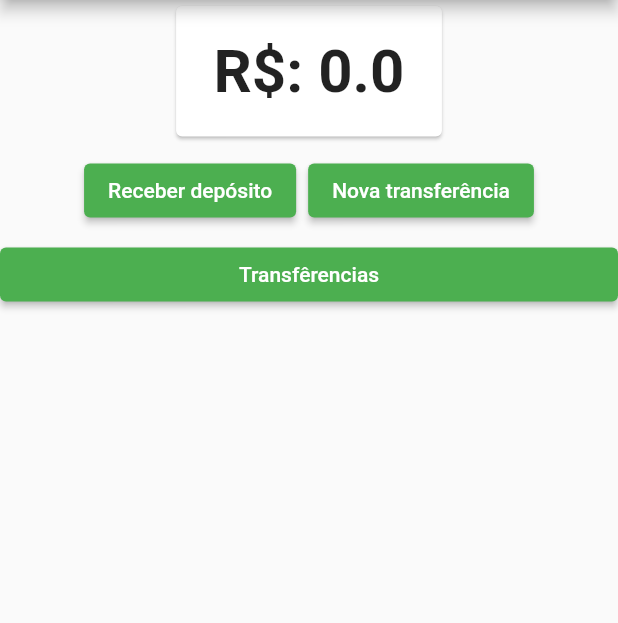
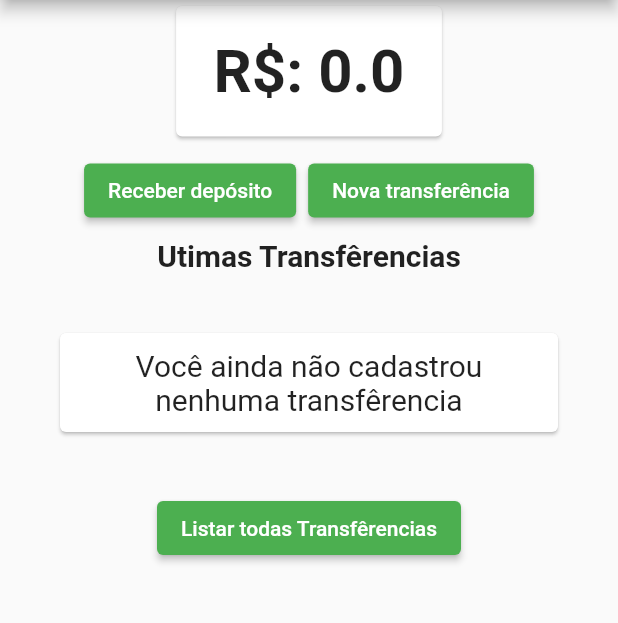
Before and after one commit to WesleyLeoncio/Curso-de-Flutter, a Flutter app: the screen it shows after launch, on a phone screen of 412 x 824 dp, the part 84-707 px from its top. Run offline on Flutter 3.47's test engine with Material 2 defaults, Android fonts, the phone set to English and light mode, and no system bars; our stand-ins replace convex_bottom_bar, firebase_core, firebase_crashlytics, flutter_slidable, fluttertoast, sqflite; missing offline and left inert: http_interceptor, validatorless; accounts and stored records are empty.

```diff
--- a/Link dos codigos originais.txt
+++ b/Link dos codigos originais.txt
@@ -2,3 +2,6 @@
 https://github.com/alura-cursos/flutter-webapi
 // Api http parte 2
 https://github.com/alura-cursos/flutter-webapi-2/tree/aula-5
+
+// Gerenciamento de estado com provider
+https://github.com/alura-cursos/flutter-gerenciamento-de-estado/tree/aula-5
--- a/bytebank_gerenciando_estados/lib/screens/dashboard/dashboard.dart
+++ b/bytebank_gerenciando_estados/lib/screens/dashboard/dashboard.dart
@@ -2,6 +2,7 @@ import 'package:bytebank_gerenciando_estados/screens/dashboard/saldo_card.dart';
 import 'package:bytebank_gerenciando_estados/screens/deposito/formulario_deposito.dart';
 import 'package:bytebank_gerenciando_estados/screens/transferencia/formulario_transferencia.dart';
 import 'package:bytebank_gerenciando_estados/screens/transferencia/lista_transferencia.dart';
+import 'package:bytebank_gerenciando_estados/screens/transferencia/ultimas_transferencias.dart';
 import 'package:flutter/material.dart';
 
 
@@ -43,15 +44,7 @@ class Dashboard extends StatelessWidget {
                     })
               ],
             ),
-            ElevatedButton(
-                child: const Text('Transfêrencias'),
-                style: ElevatedButton.styleFrom(primary: Colors.green),
-                onPressed: () {
-                  Navigator.push(context,
-                      MaterialPageRoute(builder: (context) {
-                        return ListaTransferencia();
-                      }));
-                })
+            UltimasTransferencias()
           ],
         ));
   }
--- a/bytebank_gerenciando_estados/lib/screens/transferencia/formulario_transferencia.dart
+++ b/bytebank_gerenciando_estados/lib/screens/transferencia/formulario_transferencia.dart
@@ -4,6 +4,9 @@ import 'package:bytebank_gerenciando_estados/models/transferencia.dart';
 import 'package:bytebank_gerenciando_estados/models/transferencias.dart';
 import 'package:flutter/material.dart';
 import 'package:provider/provider.dart';
+
+const _titulo = 'Criando Transferência';
+const _botaoConfirmar = 'Confirmar';
 
 class FormularioTransferencia extends StatelessWidget {
   final TextEditingController _controllerNumeroConta = TextEditingController();
@@ -15,7 +18,7 @@ class FormularioTransferencia extends StatelessWidget {
   Widget build(BuildContext context) {
     return Scaffold(
       appBar: AppBar(
-        title: const Text('Criando Transferência'),
+        title: const Text(_titulo),
       ),
       body: SingleChildScrollView(
         child: Column(
@@ -32,7 +35,7 @@ class FormularioTransferencia extends StatelessWidget {
                 icone: Icons.monetization_on),
             ElevatedButton(
                 onPressed: () => _criarTransferencia(context),
-                child: const Text('Confirmar')),
+                child: const Text(_botaoConfirmar)),
           ],
         ),
       ),
--- a/bytebank_gerenciando_estados/lib/screens/transferencia/lista_transferencia.dart
+++ b/bytebank_gerenciando_estados/lib/screens/transferencia/lista_transferencia.dart
@@ -1,4 +1,3 @@
-import 'package:bytebank_gerenciando_estados/models/transferencia.dart';
 import 'package:bytebank_gerenciando_estados/models/transferencias.dart';
 import 'package:flutter/material.dart';
 import 'package:provider/provider.dart';
--- /dev/null
+++ b/bytebank_gerenciando_estados/lib/screens/transferencia/sem_transferencias_card.dart
@@ -0,0 +1,20 @@
+import 'package:flutter/material.dart';
+
+class SemTransferenciaCard extends StatelessWidget {
+  const SemTransferenciaCard({Key? key}) : super(key: key);
+
+  @override
+  Widget build(BuildContext context) {
+    return const Card(
+      margin: EdgeInsets.all(40),
+      child: Padding(
+        padding: EdgeInsets.all(10),
+        child: Text(
+          'Você ainda não cadastrou nenhuma transfêrencia',
+          style: TextStyle(fontSize: 20),
+          textAlign: TextAlign.center,
+        ),
+      ),
+    );
+  }
+}
--- /dev/null
+++ b/bytebank_gerenciando_estados/lib/screens/transferencia/ultimas_transferencias.dart
@@ -0,0 +1,58 @@
+import 'package:bytebank_gerenciando_estados/models/transferencias.dart';
+import 'package:bytebank_gerenciando_estados/screens/transferencia/item.dart';
+import 'package:bytebank_gerenciando_estados/screens/transferencia/lista_transferencia.dart';
+import 'package:bytebank_gerenciando_estados/screens/transferencia/sem_transferencias_card.dart';
+import 'package:flutter/material.dart';
+import 'package:provider/provider.dart';
+
+const _titulo = 'Utimas Transfêrencias';
+
+class UltimasTransferencias extends StatelessWidget {
+  const UltimasTransferencias({Key? key}) : super(key: key);
+
+  @override
+  Widget build(BuildContext context) {
+    return Column(
+      children: <Widget>[
+        const Text(
+          _titulo,
+          style: TextStyle(fontWeight: FontWeight.bold, fontSize: 20),
+        ),
+        Consumer<Transferencias>(builder: (context, transferencias, child) {
+          final ultimasTransferencias = transferencias.transferencias.reversed
+              .toList();
+          final _quantidade = transferencias.transferencias.length;
+          int tamanho = _tamanhoTransferencia(_quantidade);
+          if (_quantidade == 0){
+            return const SemTransferenciaCard();
+          }
+          return ListView.builder(
+            padding: const EdgeInsets.all(8),
+            itemCount: tamanho,
+            shrinkWrap: true,
+            itemBuilder: (context, indice) {
+              return ItemTransferencia(ultimasTransferencias[indice]);
+            },
+
+          );
+        }),
+        ElevatedButton(
+            child: const Text('Listar todas Transfêrencias'),
+            style: ElevatedButton.styleFrom(primary: Colors.green),
+            onPressed: () {
+              Navigator.push(context, MaterialPageRoute(builder: (context) {
+                return const ListaTransferencia();
+              }));
+            })
+      ],
+    );
+  }
+
+  _tamanhoTransferencia(quantidade) {
+    int tamanho = 2;
+    if (quantidade < 3) {
+      tamanho = quantidade;
+    }
+    return tamanho;
+  }
+}
```
